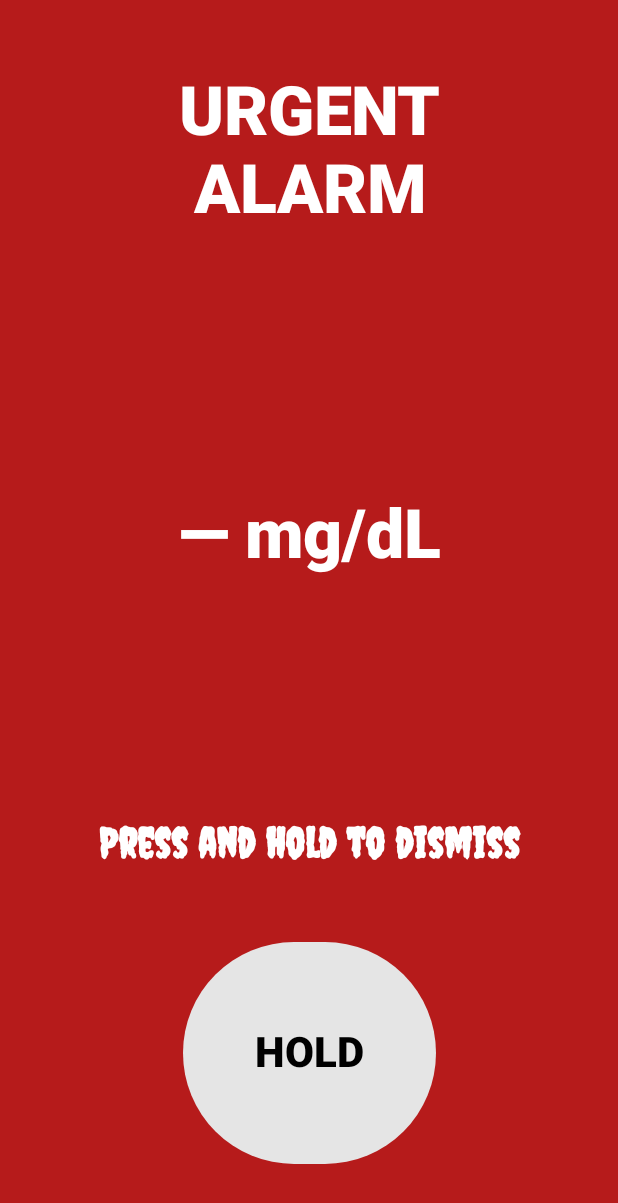
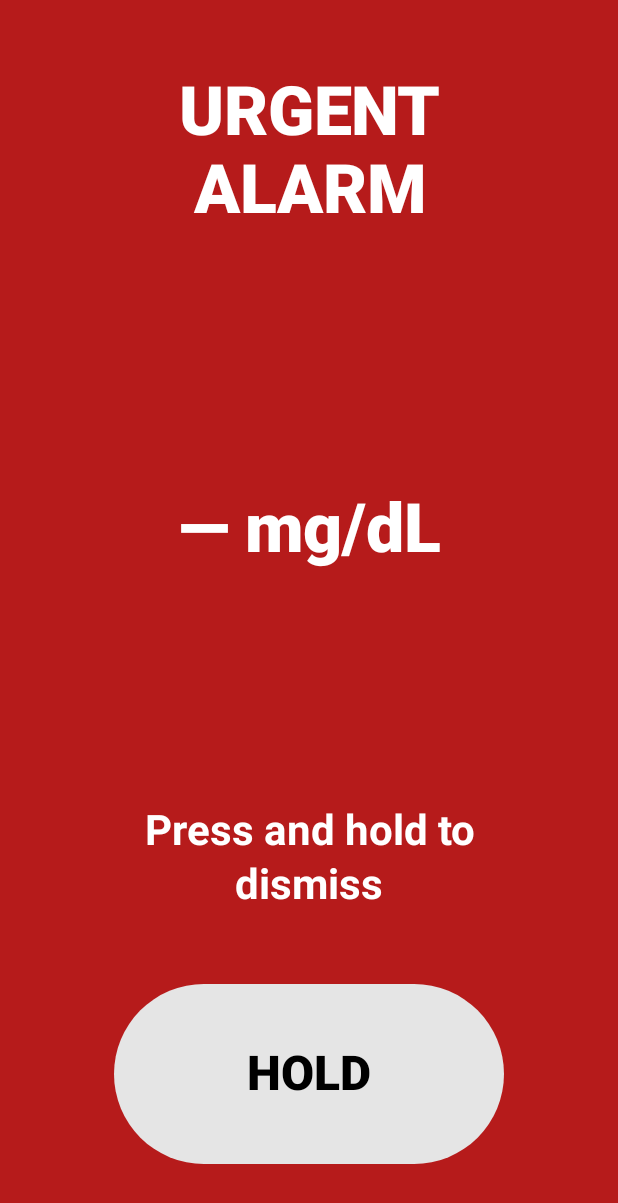
Before and after one commit to codescrapbook/g7-night-alarm, an Android app built with Jetpack Compose: the AlarmActivity screen opened directly, with no data from a screen before it, on a phone screen of 412 x 824 dp. Shown: the top 1203 px of the screen. Run offline under Robolectric (Android 15) with nearby library versions, the phone set to English and light mode, and no system bars; our stand-ins replace Room's generated code; 1 statement that could not run was skipped.

Commit message:
a11y: instruction uses system font 28sp; HOLD/DISMISS pill min 260x120dp with 32sp label; seed fs2 Home screenshots; ensure Home readings use system font
Co-authored-by: Joe Seeley <codescrapbook@users.noreply.github.com>

```diff
--- a/app/src/main/java/com/g7nightalarm/app/ui/alarm/AlarmActivity.kt
+++ b/app/src/main/java/com/g7nightalarm/app/ui/alarm/AlarmActivity.kt
@@ -17,7 +17,9 @@ import androidx.compose.foundation.layout.Column
 import androidx.compose.foundation.layout.fillMaxSize
 import androidx.compose.foundation.layout.fillMaxWidth
 import androidx.compose.foundation.layout.padding
+import androidx.compose.foundation.layout.sizeIn
 import androidx.compose.foundation.shape.CircleShape
+import androidx.compose.foundation.shape.RoundedCornerShape
 import androidx.compose.material3.MaterialTheme
 import androidx.compose.material3.Surface
 import androidx.compose.material3.Text
@@ -237,7 +239,8 @@ fun AlarmContent(
         val instructionStyle = MaterialTheme.typography.headlineMedium.copy(
             fontSize = 28.sp,
             fontWeight = FontWeight.Bold,
-            color = subtitleColor
+            color = subtitleColor,
+            fontFamily = FontFamily.Default
         )
         Text(
             text = when (dismissLabel) {
@@ -254,9 +257,10 @@ fun AlarmContent(
         Box(
             modifier = Modifier
                 .padding(top = 48.dp)
-                .clip(CircleShape)
+                .sizeIn(minWidth = 260.dp, minHeight = 120.dp)
+                .clip(RoundedCornerShape(60.dp))
                 .background(Color(0xFFE5E5E5))
-                .padding(48.dp)
+                .padding(horizontal = 48.dp, vertical = 24.dp)
                 .pointerInput(Unit) {
                     detectTapGestures(
                         onPress = {
@@ -275,7 +279,7 @@ fun AlarmContent(
         ) {
             Text(
                 dismissLabel,
-                style = MaterialTheme.typography.displayMedium.copy(fontFamily = FontFamily.Default, fontSize = 28.sp),
+                style = MaterialTheme.typography.displayMedium.copy(fontFamily = FontFamily.Default, fontSize = 32.sp),
                 fontWeight = FontWeight.ExtraBold,
                 color = Color.Black
             )
--- a/app/src/main/java/com/g7nightalarm/app/ui/screens/HomeScreen.kt
+++ b/app/src/main/java/com/g7nightalarm/app/ui/screens/HomeScreen.kt
@@ -156,6 +156,8 @@ fun HomeScreen(
                         color = Color.White,
                         style = MaterialTheme.typography.displayLarge,
                         fontWeight = FontWeight.ExtraBold,
+                        // Functional reading value should use system font, not decorative
+                        fontFamily = androidx.compose.ui.text.font.FontFamily.Default,
                         modifier = Modifier.semantics {
                             contentDescription = if (latest == null) "No recent reading" else "${UnitsUtil.formatValue(latest!!.mgdl, settings.units)} ${if (settings.units == Units.MG_DL) "mg per deciliter" else "millimoles per liter"}, " +
                                 when (trendArrowFor(latest)) {
@@ -192,6 +194,7 @@ fun HomeScreen(
                         color = Color.White,
                         style = MaterialTheme.typography.displayLarge,
                         fontWeight = FontWeight.ExtraBold,
+                        fontFamily = androidx.compose.ui.text.font.FontFamily.Default,
                         modifier = Modifier.semantics {
                             contentDescription = if (latest == null) "No recent reading" else "${UnitsUtil.formatValue(latest!!.mgdl, settings.units)} ${if (settings.units == Units.MG_DL) "mg per deciliter" else "millimoles per liter"}, " +
                                 when (trendArrowFor(latest)) {
```
Also changed, not shown: 1 other file.
